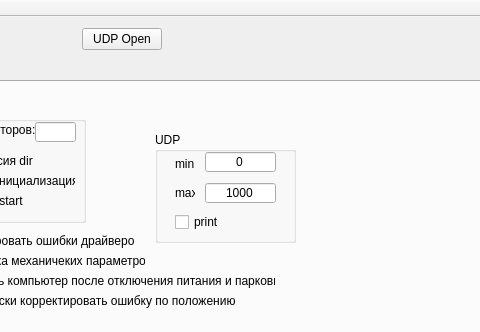
baradoid/polden-motorControl, file mainwindow.ui: the form before one commit; both pictures show x 338 to 818 and y 0 to 332 of the 1083 by 923 pixel window.
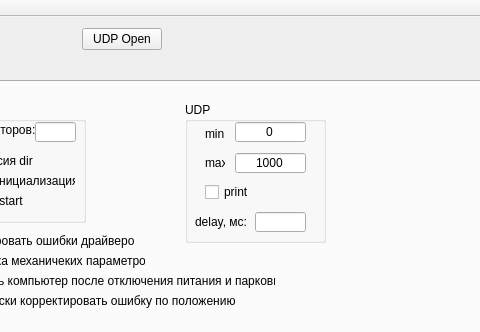
The form after the commit. The open tabs and pages were chosen to show the change.

The edit to the form file:
```diff
--- a/mainwindow.ui
+++ b/mainwindow.ui
@@ -718,10 +718,10 @@
        <widget class="QGroupBox" name="groupBox_7">
         <property name="geometry">
          <rect>
-          <x>480</x>
-          <y>50</y>
+          <x>510</x>
+          <y>20</y>
           <width>141</width>
-          <height>111</height>
+          <height>141</height>
          </rect>
         </property>
         <property name="title">
@@ -804,6 +804,32 @@
           <string>print</string>
          </property>
         </widget>
+        <widget class="QLabel" name="label_16">
+         <property name="geometry">
+          <rect>
+           <x>10</x>
+           <y>110</y>
+           <width>51</width>
+           <height>20</height>
+          </rect>
+         </property>
+         <property name="text">
+          <string>delay, мс:</string>
+         </property>
+        </widget>
+        <widget class="QLineEdit" name="lineEditUDPDelay">
+         <property name="geometry">
+          <rect>
+           <x>70</x>
+           <y>110</y>
+           <width>51</width>
+           <height>20</height>
+          </rect>
+         </property>
+         <property name="alignment">
+          <set>Qt::AlignCenter</set>
+         </property>
+        </widget>
        </widget>
        <widget class="QGroupBox" name="groupBox_8">
         <property name="geometry">
```
Left out of the diff: 2 changed lines with no effect on the pictures.
